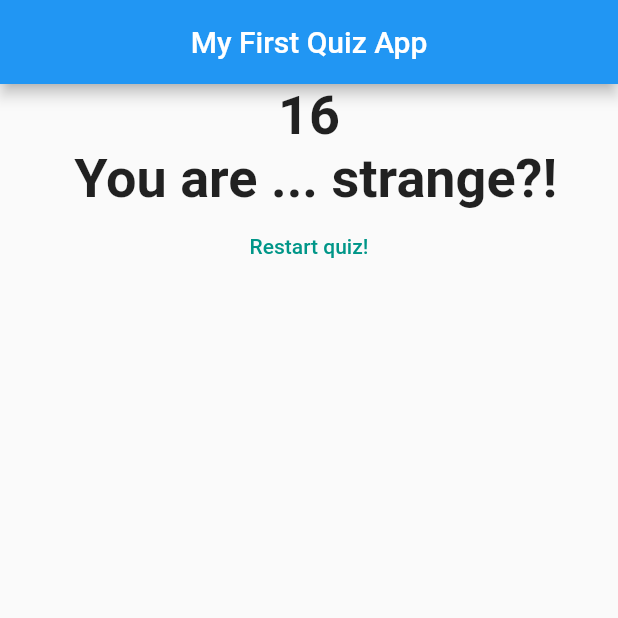
After one commit to DkRunker/quizz_app, a Flutter app: the screen it shows after launch, after a tap on "Black", after a tap on "Dog", after a tap on "Lilly", on a phone screen of 412 x 824 dp, the top half of it. The commit adds this screen. Run offline on Flutter 3.47's test engine with Material 2 defaults, Android fonts, the phone set to English and light mode, and no system bars.

Commit message:
quizz app parte 2

```diff
--- a/lib/main.dart
+++ b/lib/main.dart
@@ -1,7 +1,7 @@
 import 'package:flutter/material.dart';
 
-import './question.dart';
-import './answer.dart';
+import './quiz.dart';
+import './result.dart';
 
 void main() => runApp(MyFirstApp());
 
@@ -15,22 +15,51 @@ class MyFirstApp extends StatefulWidget {
 
 class _MyFirstAppState extends State<MyFirstApp> {
   var _questionIndex = 0;
-  var questions = [
+  var _totalScore = 0;
+
+  final _questions = [
     {
       'questionText': "What\'s your favorite color?",
-      'answers':['Black','Red','Blue','Orange','Green'],
+      'answers': [
+        {'text': 'Black', 'score': 10},
+        {'text': 'Red', 'score': 6},
+        {'text': 'Blue', 'score': 4},
+        {'text': 'Orange', 'score': 3},
+        {'text': 'Green', 'score': 1}
+      ],
     },
     {
       'questionText': "What\'s your favorite animal?",
-      'answers':['Cat','Dog','Rabbit','Tiger','Lion'],
+      'answers': [
+        {'text': 'Cat', 'score': 4},
+        {'text': 'Dog', 'score': 2},
+        {'text': 'Rabbit', 'score': 1},
+        {'text': 'Tiger', 'score': 5},
+        {'text': 'Lion', 'score': 6}
+      ],
     },
     {
       'questionText': "What\'s your favorite instructor?",
-      'answers':['Max','Ben','Lily','Mordecai','Rigby'],
+      'answers': [
+        {'text': 'Max', 'score': 3},
+        {'text': 'Ben', 'score': 3},
+        {'text': 'Lilly', 'score': 4},
+        {'text': 'Mordecai', 'score': 6},
+        {'text': 'Rigby', 'score': 8}
+      ],
     },
   ];
 
-  void _questionAnswered() {
+  void _resetQuiz() {
+    setState(() {
+      _questionIndex = 0;
+      _totalScore = 0;
+    });
+  }
+
+  void _questionAnswered(int score) {
+    _totalScore += score;
+
     setState(() {
       _questionIndex++;
     });
@@ -43,21 +72,15 @@ class _MyFirstAppState extends State<MyFirstApp> {
     return MaterialApp(
       home: Scaffold(
         appBar: AppBar(
-          title:
-          Center(
-            child: Text("My First Quiz App"),
-          )
-        ),
-        body: Column(
-          children: [
-            Question(
-              questions[_questionIndex]['questionText'],
-            ),
-            ...(questions[_questionIndex]['answers'] as List<String>).map((answer) { // Los 3 puntos (...) permiten acceder a los elementos de la lista extraerlos
-              return Answer(_questionAnswered, answer);
-            }).toList()
-          ],
-        ),
+            title: Center(
+          child: Text("My First Quiz App"),
+        )),
+        body: _questionIndex < _questions.length
+            ? Quiz(
+                questions: _questions,
+                questionIndex: _questionIndex,
+                questionAnswered: _questionAnswered)
+            : Result(_totalScore, _resetQuiz),
       ),
     );
   }
--- /dev/null
+++ b/lib/quiz.dart
@@ -0,0 +1,30 @@
+import 'package:flutter/material.dart';
+
+import './question.dart';
+import './answer.dart';
+
+class Quiz extends StatelessWidget {
+  final List<Map<String, Object>> questions;
+  final int questionIndex;
+  final Function questionAnswered;
+
+  Quiz(
+      {@required this.questions,
+      @required this.questionAnswered,
+      @required this.questionIndex});
+
+  @override
+  Widget build(BuildContext context) {
+    return Column(
+      children: [
+        Question(
+          questions[questionIndex]['questionText'],
+        ),
+        ...(questions[questionIndex]['answers'] as List<Map<String, Object>>).map((answer) {
+          // Los 3 puntos (...) permiten acceder a los elementos de la lista extraerlos
+          return Answer(() => questionAnswered(answer['score']), answer['text']);
+        }).toList()
+      ],
+    );
+  }
+}
--- /dev/null
+++ b/lib/result.dart
@@ -0,0 +1,42 @@
+import 'package:flutter/material.dart';
+
+class Result extends StatelessWidget {
+  final int resultScore;
+  final Function resetHandler;
+
+  Result(this.resultScore, this.resetHandler);
+
+  String get resultPhrase {
+    var resultPhrase = 'You did it!';
+    if (resultScore <= 8) {
+      resultPhrase = '$resultScore\n You are awesome and innocent!';
+    } else if (resultScore <= 12) {
+      resultPhrase = '$resultScore\n Pretty likeable!';
+    } else if (resultScore <= 16) {
+      resultPhrase = '$resultScore\n You are ... strange?!';
+    } else {
+      resultPhrase = '$resultScore\n You are son bad';
+    }
+    return resultPhrase;
+  }
+
+  @override
+  Widget build(BuildContext context) {
+    return Center(
+      child: Column(
+        children: <Widget>[
+          Text(
+            resultPhrase,
+            style: TextStyle(fontSize: 36, fontWeight: FontWeight.bold),
+            textAlign: TextAlign.center,
+          ),
+          FlatButton(
+            child: Text('Restart quiz!'),
+            textColor: Colors.teal,
+            onPressed: resetHandler,
+          ),
+        ],
+      ),
+    );
+  }
+}
```
Also changed, not shown: lib/answer.dart (line endings or trailing spaces), lib/question.dart (line endings or trailing spaces).
